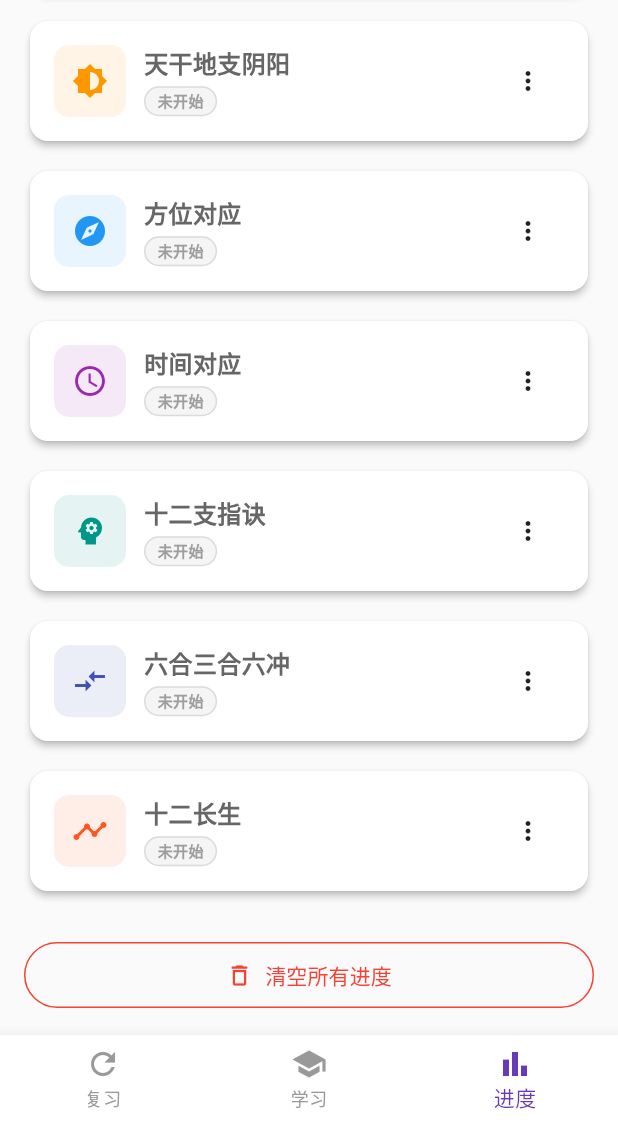
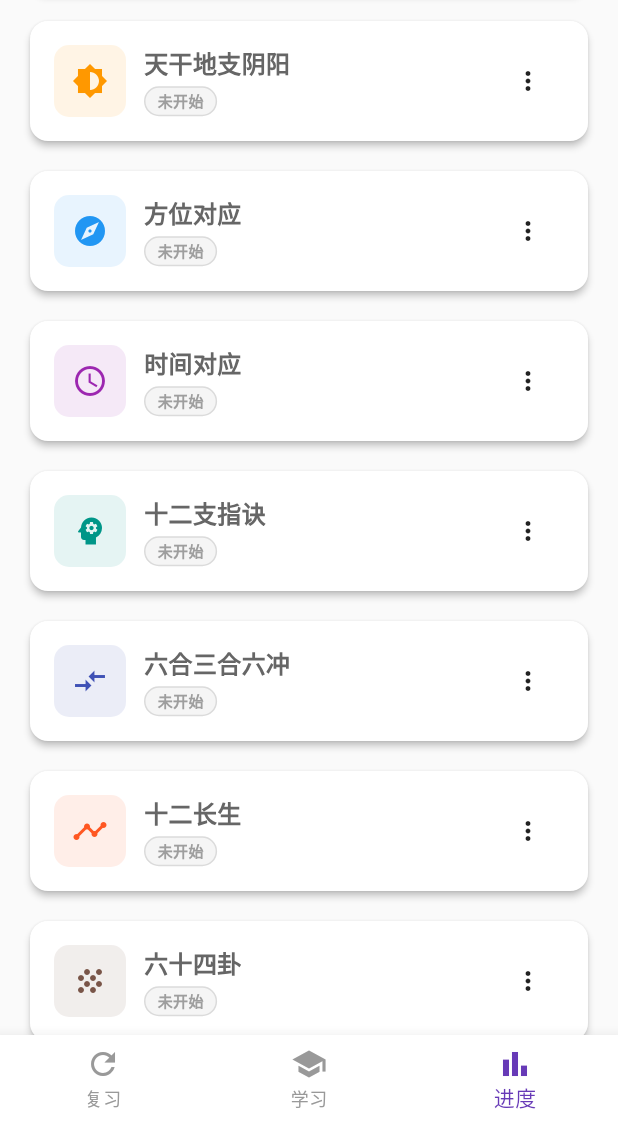
Before and after one commit to L0o0p/liuyao, a Flutter app: the screen it shows after launch, item 3 of the bottom bar chosen, scrolled down 297 dp, on a phone screen of 412 x 824 dp, the part 114-1236 px from its top. Run offline on Flutter 3.47's test engine with Material 3 defaults, Android fonts, the phone set to English and light mode, and no system bars; our stand-ins replace shared_preferences.

Commit message:
新增六十四卦模块配置和题目类型映射，优化复习页面的题目类型推断，提升用户学习体验。

```diff
--- a/lib/screens/progress_screen.dart
+++ b/lib/screens/progress_screen.dart
@@ -57,6 +57,12 @@ class _ProgressScreenState extends State<ProgressScreen> {
       name: '十二长生',
       icon: Icons.timeline,
       color: Colors.deepOrange,
+    ),
+    ModuleConfig(
+      id: '64gua',
+      name: '六十四卦',
+      icon: Icons.grain,
+      color: Colors.brown,
     ),
   ];
 
--- a/lib/screens/review_screen.dart
+++ b/lib/screens/review_screen.dart
@@ -384,6 +384,8 @@ class _ReviewScreenState extends State<ReviewScreen> {
       'finger_forward': '地支指诀',
       'wuxing_sheng': '五行相生',
       'wuxing_ke': '五行相克',
+      'gua_to_xiang': '六十四卦',
+      'xiang_to_gua': '六十四卦',
     };
     return typeMap[questionType] ?? questionType;
   }
```
Also changed, not shown: lib/services/question_reconstructor.dart (+67 -0 lines), 2 other files.
